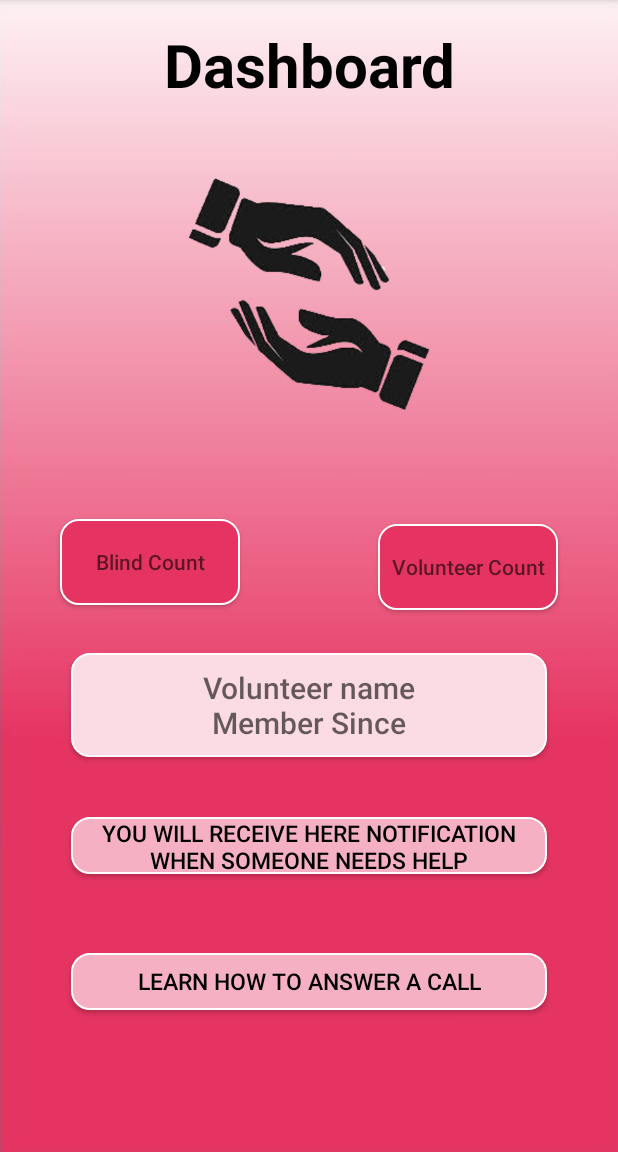
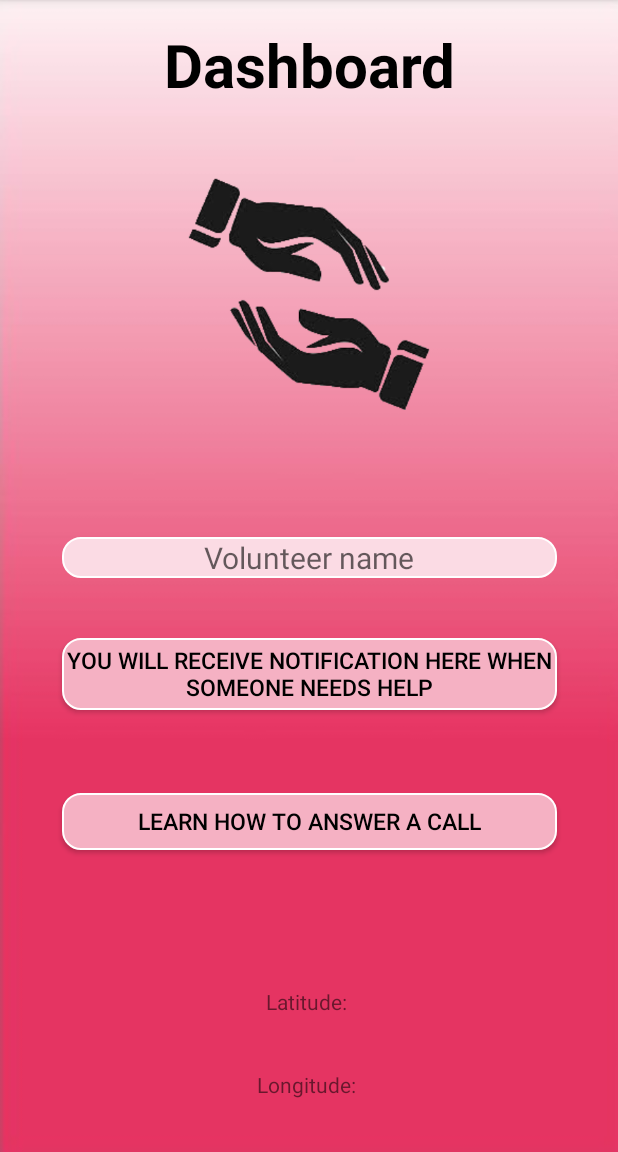
Before and after one commit to jshubhi/WeHelp, an Android app: the volunteerdashboard screen opened directly, with no data from a screen before it, on a phone screen of 412 x 824 dp, the part 84-1236 px from its top. Run offline under Robolectric (Android 15) with nearby library versions, the phone set to English and light mode, and no system bars; our stand-ins replace Firebase (no records; nobody signed in at launch, a user with empty details on screens opened directly); 1 statement that could not run was skipped.

Commit message:
update sj

```diff
--- a/app/build.gradle
+++ b/app/build.gradle
@@ -39,4 +39,5 @@ dependencies {
     implementation 'com.google.firebase:firebase-storage:+'
     implementation 'com.github.bumptech.glide:glide:4.11.0'
     annotationProcessor 'com.github.bumptech.glide:compiler:4.11.0'
+    implementation 'com.google.android.gms:play-services-location:17.0.0'
 }
--- a/app/src/main/java/com/example/wehelp/signuppage.java
+++ b/app/src/main/java/com/example/wehelp/signuppage.java
@@ -70,7 +70,7 @@ public class signuppage extends AppCompatActivity {
                                 sendUserData();
                             }
                             else  {
-                                Toast.makeText(signuppage.this,"Regestration Failed",Toast.LENGTH_LONG).show();
+                                Toast.makeText(signuppage.this,"Registration Failed",Toast.LENGTH_LONG).show();
                             }
                         }
                     });
--- a/app/src/main/java/com/example/wehelp/volunteerdashboard.java
+++ b/app/src/main/java/com/example/wehelp/volunteerdashboard.java
@@ -1,22 +1,48 @@
 package com.example.wehelp;
 
+import android.Manifest;
+import android.annotation.SuppressLint;
+import android.content.Context;
 import android.content.Intent;
 import androidx.annotation.NonNull;
+
+import com.google.android.gms.location.FusedLocationProviderClient;
+import com.google.android.gms.location.LocationCallback;
+import com.google.android.gms.location.LocationRequest;
+import com.google.android.gms.location.LocationResult;
+import com.google.android.gms.location.LocationServices;
+import com.google.android.gms.tasks.OnCompleteListener;
+import com.google.android.gms.tasks.Task;
 import com.google.android.material.navigation.NavigationView;
 import com.google.firebase.auth.FirebaseAuth;
 
+import androidx.core.app.ActivityCompat;
 import androidx.core.view.GravityCompat;
 import androidx.drawerlayout.widget.DrawerLayout;
 import androidx.appcompat.app.ActionBarDrawerToggle;
 import androidx.appcompat.app.AppCompatActivity;
+
+import android.content.pm.PackageManager;
+import android.location.Location;
+import android.location.LocationManager;
 import android.os.Bundle;
+import android.os.Looper;
+import android.provider.Settings;
 import android.view.Gravity;
 import android.view.MenuItem;
+import android.view.View;
+import android.widget.Button;
+import android.widget.TextView;
+import android.widget.Toast;
 
 public class volunteerdashboard extends AppCompatActivity implements NavigationView.OnNavigationItemSelectedListener{
     private DrawerLayout mDrawerlayout1;
     private ActionBarDrawerToggle mToggle1;
     private FirebaseAuth firebaseAuth;
+    int PERMISSION_ID = 44;
+    FusedLocationProviderClient mFusedLocationClient;
+    TextView v_latTextView, v_lonTextView;
+    Button learn;
     @Override
     protected void onCreate(Bundle savedInstanceState) {
         super.onCreate(savedInstanceState);
@@ -26,10 +52,118 @@ public class volunteerdashboard extends AppCompatActivity implements NavigationV
         mDrawerlayout1.addDrawerListener(mToggle1);
         mToggle1.syncState();
         getSupportActionBar().setDisplayHomeAsUpEnabled(true);
-
         NavigationView navigationView = findViewById(R.id.volunteerhamburgermenu);
         navigationView.setNavigationItemSelectedListener(this);
         firebaseAuth = FirebaseAuth.getInstance();
+        v_latTextView = findViewById(R.id.v_latTextView);
+        v_lonTextView = findViewById(R.id.v_lonTextView);
+        learn=findViewById(R.id.volunteerdashanswercall);
+        learn.setOnClickListener(new View.OnClickListener() {
+            @Override
+            public void onClick(View v) {
+               openanswercall();
+            }
+        });
+        mFusedLocationClient = LocationServices.getFusedLocationProviderClient(this);
+        getLastLocation();
+    }
+    public void openanswercall(){
+        Intent intentv = new Intent(volunteerdashboard.this, Answercall.class);
+        startActivity(intentv);
+    }
+
+    @SuppressLint("MissingPermission")
+    private void getLastLocation(){
+        if (checkPermissions()) {
+            if (isLocationEnabled()) {
+                mFusedLocationClient.getLastLocation().addOnCompleteListener(
+                        new OnCompleteListener<Location>() {
+                            @Override
+                            public void onComplete(@NonNull Task<Location> task) {
+                                Location location = task.getResult();
+                                if (location == null) {
+                                    requestNewLocationData();
+                                } else {
+                                    v_latTextView.setText(location.getLatitude()+"");
+                                    v_lonTextView.setText(location.getLongitude()+"");
+                                }
+                            }
+                        }
+                );
+            } else {
+                Toast.makeText(this, "Turn on location", Toast.LENGTH_LONG).show();
+                Intent intent = new Intent(Settings.ACTION_LOCATION_SOURCE_SETTINGS);
+                startActivity(intent);
+            }
+        } else {
+            requestPermissions();
+        }
+    }
+    @SuppressLint("MissingPermission")
+    private void requestNewLocationData(){
+
+        LocationRequest mLocationRequest = new LocationRequest();
+        mLocationRequest.setPriority(LocationRequest.PRIORITY_HIGH_ACCURACY);
+        mLocationRequest.setInterval(0);
+        mLocationRequest.setFastestInterval(0);
+        mLocationRequest.setNumUpdates(1);
+
+        mFusedLocationClient = LocationServices.getFusedLocationProviderClient(this);
+        mFusedLocationClient.requestLocationUpdates(
+                mLocationRequest, mLocationCallback,
+                Looper.myLooper()
+        );
+
+    }
+    private LocationCallback mLocationCallback = new LocationCallback() {
+        @Override
+        public void onLocationResult(LocationResult locationResult) {
+            Location mLastLocation = locationResult.getLastLocation();
+            v_latTextView.setText(mLastLocation.getLatitude()+"");
+            v_lonTextView.setText(mLastLocation.getLongitude()+"");
+        }
+    };
+
+    private boolean checkPermissions() {
+        if (ActivityCompat.checkSelfPermission(this, Manifest.permission.ACCESS_COARSE_LOCATION) == PackageManager.PERMISSION_GRANTED &&
+                ActivityCompat.checkSelfPermission(this, Manifest.permission.ACCESS_FINE_LOCATION) == PackageManager.PERMISSION_GRANTED) {
+            return true;
+        }
+        return false;
+    }
+
+    private void requestPermissions() {
+        ActivityCompat.requestPermissions(
+                this,
+                new String[]{Manifest.permission.ACCESS_COARSE_LOCATION, Manifest.permission.ACCESS_FINE_LOCATION},
+                PERMISSION_ID
+        );
+    }
+
+    private boolean isLocationEnabled() {
+        LocationManager locationManager = (LocationManager) getSystemService(Context.LOCATION_SERVICE);
+        return locationManager.isProviderEnabled(LocationManager.GPS_PROVIDER) || locationManager.isProviderEnabled(
+                LocationManager.NETWORK_PROVIDER
+        );
+    }
+
+    @Override
+    public void onRequestPermissionsResult(int requestCode, String[] permissions, int[] grantResults) {
+        super.onRequestPermissionsResult(requestCode, permissions, grantResults);
+        if (requestCode == PERMISSION_ID) {
+            if (grantResults.length > 0 && grantResults[0] == PackageManager.PERMISSION_GRANTED) {
+                getLastLocation();
+            }
+        }
+    }
+
+    @Override
+    public void onResume(){
+        super.onResume();
+        if (checkPermissions()) {
+            getLastLocation();
+        }
+
     }
 
     @Override
--- a/app/src/main/res/layout/activity_main.xml
+++ b/app/src/main/res/layout/activity_main.xml
@@ -19,6 +19,7 @@
         android:layout_marginBottom="30dp"
         android:text="I am Visually Impaired"
         android:textColor="#FBF2F2"
+        android:contentDescription="Visually Impaired "
         android:textColorHighlight="#005F0A0A"
         android:textColorHint="#234CE6"
         android:textSize="24sp"
@@ -34,6 +35,7 @@
         android:layout_gravity="center_horizontal"
         android:background="@drawable/round_buttons"
         android:text="I am a Volunteer"
+        android:contentDescription="Volunteer "
         android:textColor="#FBF2F2"
         android:textColorHighlight="#005F0A0A"
         android:textColorHint="#234CE6"
--- a/app/src/main/res/layout/activity_volunteerdashboard.xml
+++ b/app/src/main/res/layout/activity_volunteerdashboard.xml
@@ -40,61 +40,30 @@
             app:layout_constraintTop_toBottomOf="@+id/textView"
             app:srcCompat="@drawable/download" />
 
-        <Button
-            android:id="@+id/blindcount"
-            android:layout_width="120dp"
-            android:layout_height="57dp"
+        <TextView
+            android:id="@+id/volunteerdashname"
+            android:layout_width="330dp"
+            android:layout_height="wrap_content"
             android:layout_marginStart="8dp"
-            android:layout_marginTop="64dp"
-            android:layout_marginEnd="92dp"
-            android:layout_marginBottom="8dp"
-            android:background="@drawable/volunteerdashbutton3"
-            android:hint="Blind Count"
-            app:layout_constraintBottom_toTopOf="@+id/volunteerdashname"
-            app:layout_constraintEnd_toStartOf="@+id/volunteercount"
-            app:layout_constraintHorizontal_bias="1.0"
-            app:layout_constraintStart_toStartOf="parent"
-            app:layout_constraintTop_toBottomOf="@+id/imageView"
-            app:layout_constraintVertical_bias="0.0" />
-
-        <Button
-            android:id="@+id/volunteercount"
-            android:layout_width="120dp"
-            android:layout_height="57dp"
-            android:layout_marginTop="64dp"
-            android:layout_marginEnd="40dp"
-            android:layout_marginBottom="8dp"
-            android:background="@drawable/volunteerdashbutton3"
-            android:hint="Volunteer Count"
-            app:layout_constraintBottom_toTopOf="@+id/volunteerdashname"
-            app:layout_constraintEnd_toEndOf="parent"
-            app:layout_constraintTop_toBottomOf="@+id/imageView"
-            app:layout_constraintVertical_bias="0.125" />
-
-        <Button
-            android:id="@+id/volunteerdashname"
-            android:layout_width="317dp"
-            android:layout_height="69dp"
-            android:layout_marginStart="8dp"
-            android:layout_marginTop="32dp"
+            android:layout_marginTop="76dp"
             android:layout_marginEnd="8dp"
             android:background="@drawable/volunteerdashboardbutton1"
-            android:hint="Volunteer name\nMember Since"
+            android:hint="Volunteer name"
             android:textAlignment="center"
             android:textSize="20sp"
             app:layout_constraintEnd_toEndOf="parent"
             app:layout_constraintStart_toStartOf="parent"
-            app:layout_constraintTop_toBottomOf="@+id/blindcount" />
+            app:layout_constraintTop_toBottomOf="@+id/imageView" />
 
         <Button
             android:id="@+id/volunteerdashnotification"
-            android:layout_width="317dp"
-            android:layout_height="38dp"
+            android:layout_width="330dp"
+            android:layout_height="wrap_content"
             android:layout_marginStart="8dp"
             android:layout_marginTop="40dp"
             android:layout_marginEnd="8dp"
             android:background="@drawable/volunteerdashbutton2"
-            android:text="You will receive HERE notification when someone needs help"
+            android:text="You will receive notification HERE when someone needs help"
             android:textAlignment="center"
             android:textSize="15sp"
             android:textColor="#000000"
@@ -104,22 +73,41 @@
 
         <Button
             android:id="@+id/volunteerdashanswercall"
-            android:layout_width="317dp"
+            android:layout_width="330dp"
             android:layout_height="38dp"
             android:layout_marginStart="8dp"
-            android:layout_marginTop="28dp"
             android:layout_marginEnd="8dp"
-            android:textColor="#000000"
             android:layout_marginBottom="8dp"
+            android:background="@drawable/volunteerdashbutton2"
             android:text="Learn how to answer a call"
             android:textAlignment="center"
-            android:background="@drawable/volunteerdashbutton2"
+            android:textColor="#000000"
             android:textSize="15sp"
             app:layout_constraintBottom_toBottomOf="parent"
             app:layout_constraintEnd_toEndOf="parent"
             app:layout_constraintStart_toStartOf="parent"
             app:layout_constraintTop_toBottomOf="@+id/volunteerdashnotification"
             app:layout_constraintVertical_bias="0.222" />
+        <TextView
+            android:id="@+id/v_latTextView"
+            android:layout_width="wrap_content"
+            android:layout_height="wrap_content"
+            app:layout_constraintBottom_toBottomOf="parent"
+            app:layout_constraintEnd_toEndOf="parent"
+            app:layout_constraintStart_toStartOf="parent"
+            app:layout_constraintTop_toBottomOf="@+id/volunteerdashanswercall"
+
+            android:text="Latitude: " />
+
+        <TextView
+            android:id="@+id/v_lonTextView"
+            android:layout_width="wrap_content"
+            android:layout_height="wrap_content"
+            app:layout_constraintBottom_toBottomOf="parent"
+            app:layout_constraintEnd_toEndOf="parent"
+            app:layout_constraintStart_toStartOf="parent"
+            app:layout_constraintTop_toBottomOf="@+id/v_latTextView"
+            android:text="Longitude: " />
 
     </androidx.constraintlayout.widget.ConstraintLayout>
     <com.google.android.material.navigation.NavigationView
```
Also changed, not shown: app/src/main/AndroidManifest.xml (+16 -11 lines), app/src/main/java/com/example/wehelp/Answercall.java (added, +14 -0 lines), app/src/main/java/com/example/wehelp/blindDashboard.java (+118 -3 lines), app/src/main/res/layout/activity_answercall.xml (renamed from app/src/main/res/layout/answercall.xml, +10 -8 lines), app/src/main/res/layout/activity_blind_dashboard.xml (+13 -0 lines), app/src/main/res/layout/activity_blindlogin.xml (+14 -9 lines), app/src/main/res/layout/activity_volunteerlogin.xml (+8 -10 lines), app/src/main/res/layout/content_signuppage.xml (+11 -11 lines), app/src/main/res/layout/myprofile.xml (+10 -6 lines).
